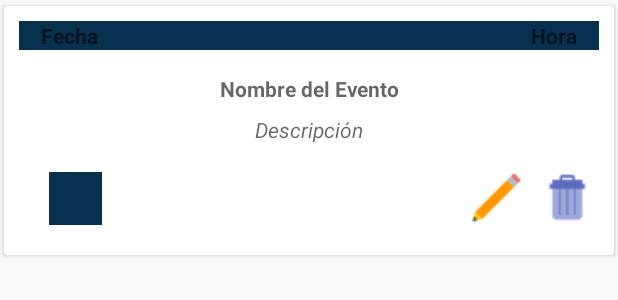
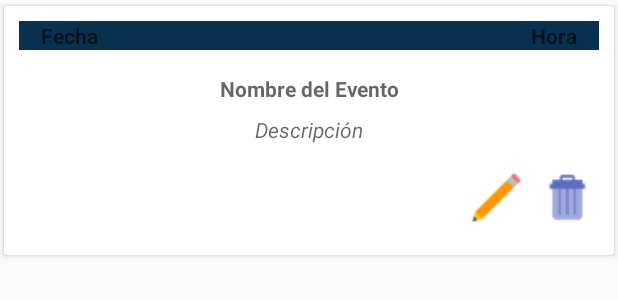
Before and after one commit to chjuca/doit, an Android app: the layout item_rv_citas.xml on its own in the app's theme, with its tools: preview values and no code run, on a phone screen of 412 x 824 dp. Shown: the top 300 px of the screen. Run offline under Robolectric (Android 15) with nearby library versions, the phone set to English and light mode, and no system bars.

Commit message:
Agregando Cambios

```diff
--- a/app/src/main/java/com/doitutpl/doit/ui/citas/CitasFragment.java
+++ b/app/src/main/java/com/doitutpl/doit/ui/citas/CitasFragment.java
@@ -168,7 +168,7 @@ public class CitasFragment extends Fragment {
                     @Override
                     public void onClick(DialogInterface dialog, int which) {
                         if( evName.getText().equals("") || evDescription.getText().equals("") || evHour.getText().toString().equals("")) {
-                            Toast.makeText(getContext(), "NO SE AGENDO TE FALTO LLENAR UN CAMPO.", Toast.LENGTH_SHORT).show();
+                            Toast.makeText(getContext(), "Falta llenar un Campo", Toast.LENGTH_SHORT).show();
                         } else {
                             try {
                                 Events events = new Events();
--- a/app/src/main/res/layout/item_rv_citas.xml
+++ b/app/src/main/res/layout/item_rv_citas.xml
@@ -154,28 +154,6 @@
                     app:layout_constraintEnd_toEndOf="parent"
                     app:layout_constraintTop_toTopOf="parent" />
 
-                <TextView
-                    android:id="@+id/textColor"
-                    android:layout_width="35dp"
-                    android:layout_height="35dp"
-                    android:layout_marginStart="20dp"
-                    android:layout_marginLeft="20dp"
-                    android:background="@color/colorPrimaryDark"
-                    android:orientation="horizontal"
-                    app:layout_constraintBottom_toBottomOf="parent"
-                    app:layout_constraintStart_toStartOf="parent"
-                    app:layout_constraintTop_toTopOf="parent"/>
-
-                <Space
-                    android:layout_width="wrap_content"
-                    android:layout_height="wrap_content"
-                    android:layout_marginTop="24dp"
-                    android:layout_marginBottom="16dp"
-                    app:layout_constraintBottom_toBottomOf="parent"
-                    app:layout_constraintEnd_toStartOf="@+id/ibtnModificar"
-                    app:layout_constraintStart_toEndOf="@+id/textColor"
-                    app:layout_constraintTop_toTopOf="parent" />
-
             </androidx.constraintlayout.widget.ConstraintLayout>
 
         </LinearLayout>
```
Also changed, not shown: app/src/main/java/com/doitutpl/doit/Adaptadores/AdaptadorCitas.java (+7 -4 lines).
